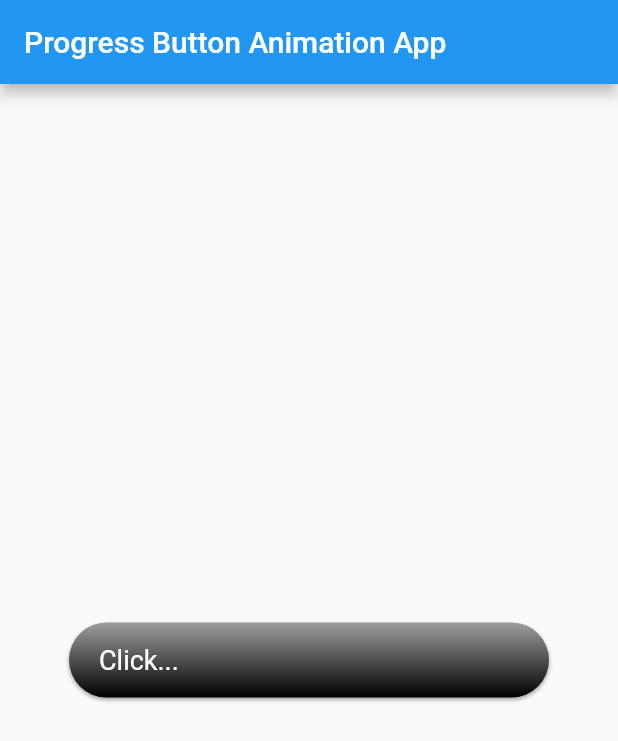
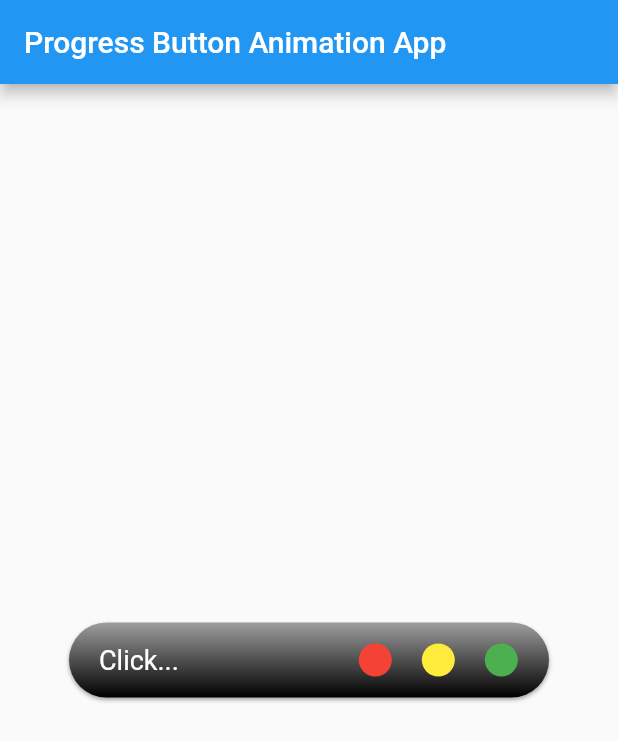
Before and after one commit to AlonRom/flutter-progress-button-animation, a Flutter app: the screen it shows after launch, on a phone screen of 412 x 824 dp. Shown: the top 741 px of the screen. Run offline on Flutter 3.47's test engine with Material 2 defaults, Android fonts, the phone set to English and light mode, and no system bars.

Commit message:
add circles

```diff
--- a/lib/home.dart
+++ b/lib/home.dart
@@ -17,15 +17,39 @@ class ProgressButtonState extends State<Home> {
         ),
         body: new Center(
             child: new ProgressButton(
-                child: new Column(
-                    crossAxisAlignment: CrossAxisAlignment.stretch,
-                    mainAxisAlignment: MainAxisAlignment.center,
-                    children: <Widget>[
+                child: new Row(children: <Widget>[
                   new Container(
                     margin: const EdgeInsets.only(left: 20.0),
                     child: Text(
                       'Click...',
                       style: TextStyle(color: Colors.white, fontSize: 18),
+                    ),
+                  ),
+                  new Container(
+                    margin: const EdgeInsets.only(left: 120.0),
+                    width: 22.0,
+                    height: 22.0,
+                    decoration: new BoxDecoration(
+                      color: Colors.red,
+                      shape: BoxShape.circle,
+                    ),
+                  ),
+                  new Container(
+                    margin: const EdgeInsets.only(left: 20.0),
+                    width: 22.0,
+                    height: 22.0,
+                    decoration: new BoxDecoration(
+                      color: Colors.yellow,
+                      shape: BoxShape.circle,
+                    ),
+                  ),
+                  new Container(
+                    margin: const EdgeInsets.only(left: 20.0),
+                    width: 22.0,
+                    height: 22.0,
+                    decoration: new BoxDecoration(
+                      color: Colors.green,
+                      shape: BoxShape.circle,
                     ),
                   )
                 ]),
```
Lines whose indentation alone changed are shown as unchanged.
